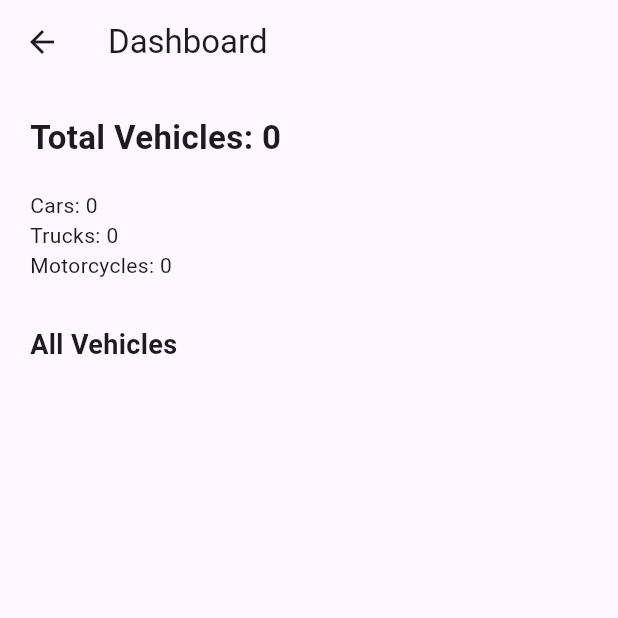
After one commit to tasneem-ratrout/vehicle-management-system, a Flutter app: the screen it shows after launch, after a tap on "Dashboard", on a phone screen of 412 x 824 dp, the top half of it. The commit adds this screen. Run offline on Flutter 3.47's test engine with Material 3 defaults, Android fonts, the phone set to English and light mode, and no system bars; our stand-ins replace dio, flutter_bloc, shared_preferences; network calls fail.

Commit message:
API integration, polling, error handling, dashboard, refresh

```diff
--- a/lib/bloc/vehicle/vehicle_state.dart
+++ b/lib/bloc/vehicle/vehicle_state.dart
@@ -20,7 +20,8 @@ class VehicleLoaded extends VehicleState {
   });
 }
 
-class VehicleError extends VehicleState {
-  final String message;
-  VehicleError(this.message);
-}
+class NetworkErrorState extends VehicleState {}
+
+class ServerErrorState extends VehicleState {}
+
+class TimeoutErrorState extends VehicleState {}
--- a/lib/repository/vehicle_repository.dart
+++ b/lib/repository/vehicle_repository.dart
@@ -4,8 +4,11 @@ import '../models/motorcycle.dart';
 import '../models/truck.dart';
 import '../models/enums.dart';
 import '../services/storage_service.dart';
+import '../services/vehicle_api_service.dart';
 
 class VehicleRepository {
+  final VehicleApiService api = VehicleApiService();
+
   final List<Car> _cars = [];
   final List<Truck> _trucks = [];
   final List<Motorcycle> _motorcycles = [];
@@ -15,30 +18,56 @@ class VehicleRepository {
   List<Motorcycle> get motorcycles => List.unmodifiable(_motorcycles);
 
   Future<void> loadVehicles() async {
-    final data = await StorageService.loadData();
+    try {
+      final data = await api.getVehicles();
 
-    _cars
-      ..clear()
-      ..addAll(data['cars'] as List<Car>);
+      _cars.clear();
+      _trucks.clear();
+      _motorcycles.clear();
 
-    _trucks
-      ..clear()
-      ..addAll(data['trucks'] as List<Truck>);
+      for (var item in data) {
+        switch (item['type']) {
+          case 'car':
+            _cars.add(Car.fromJson(item));
+            break;
+          case 'truck':
+            _trucks.add(Truck.fromJson(item));
+            break;
+          case 'motorcycle':
+            _motorcycles.add(Motorcycle.fromJson(item));
+            break;
+        }
+      }
 
-    _motorcycles
-      ..clear()
-      ..addAll(data['motorcycles'] as List<Motorcycle>);
+      await StorageService.saveData(
+        cars: _cars,
+        trucks: _trucks,
+        motorcycles: _motorcycles,
+      );
+    } catch (e) {
+      // 🔥 OFFLINE FALLBACK
+      final local = await StorageService.loadData();
+
+      _cars
+        ..clear()
+        ..addAll(local['cars']);
+
+      _trucks
+        ..clear()
+        ..addAll(local['trucks']);
+
+      _motorcycles
+        ..clear()
+        ..addAll(local['motorcycles']);
+    }
   }
 
-  Future<void> saveVehicles() async {
-    await StorageService.saveData(
-      cars: _cars,
-      trucks: _trucks,
-      motorcycles: _motorcycles,
-    );
-  }
+  Future<void> addVehicle(Automobile vehicle) async {
+    await api.addVehicle({
+      ...vehicle.toJson(),
+      "type": vehicle.runtimeType.toString().toLowerCase(),
+    });
 
-  void addVehicle(Automobile vehicle) {
     if (vehicle is Car) {
       _cars.add(vehicle);
     } else if (vehicle is Truck) {
@@ -48,7 +77,9 @@ class VehicleRepository {
     }
   }
 
-  void insertVehicleAt(int index, Automobile vehicle) {
+  Future<void> insertVehicleAt(int index, Automobile vehicle) async {
+    await addVehicle(vehicle);
+
     if (vehicle is Car) {
       _cars.insert(index, vehicle);
     } else if (vehicle is Truck) {
@@ -58,7 +89,9 @@ class VehicleRepository {
     }
   }
 
-  void updateVehicle(Automobile updated) {
+  Future<void> updateVehicle(Automobile updated) async {
+    await api.updateVehicle(updated.id, updated.toJson());
+
     if (updated is Car) {
       final i = _cars.indexWhere((e) => e.id == updated.id);
       if (i != -1) _cars[i] = updated;
@@ -71,7 +104,9 @@ class VehicleRepository {
     }
   }
 
-  void deleteVehicle(String id, VehicleType type) {
+  Future<void> deleteVehicle(String id, VehicleType type) async {
+    await api.deleteVehicle(id);
+
     switch (type) {
       case VehicleType.car:
         _cars.removeWhere((e) => e.id == id);
--- /dev/null
+++ b/lib/screens/dashboard_screen.dart
@@ -0,0 +1,105 @@
+import 'package:flutter/material.dart';
+import 'package:flutter_bloc/flutter_bloc.dart';
+
+import '../../bloc/vehicle/vehicle_bloc.dart';
+import '../../bloc/vehicle/vehicle_state.dart';
+import '../bloc/vehicle/vehicle_event.dart';
+
+class DashboardScreen extends StatelessWidget {
+  const DashboardScreen({super.key});
+
+  @override
+  Widget build(BuildContext context) {
+    return BlocBuilder<VehicleBloc, VehicleState>(
+      builder: (context, state) {
+        if (state is VehicleLoading || state is VehicleInitial) {
+          return const Scaffold(
+            body: Center(child: CircularProgressIndicator()),
+          );
+        }
+
+        if (state is NetworkErrorState) {
+          return const Scaffold(
+            body: Center(child: Text("No Internet")),
+          );
+        }
+
+        if (state is TimeoutErrorState) {
+          return const Scaffold(
+            body: Center(child: Text("Timeout")),
+          );
+        }
+
+        if (state is ServerErrorState) {
+          return const Scaffold(
+            body: Center(child: Text("Server Error")),
+          );
+        }
+
+        final data = state as VehicleLoaded;
+
+        final total = data.cars.length +
+            data.trucks.length +
+            data.motorcycles.length;
+
+        return Scaffold(
+          appBar: AppBar(
+            title: const Text("Dashboard"),
+          ),
+          body: Padding(
+            padding: const EdgeInsets.all(20),
+            child: Column(
+              crossAxisAlignment: CrossAxisAlignment.start,
+              children: [
+                /// 🔥 SUMMARY
+                Text(
+                  "Total Vehicles: $total",
+                  style: const TextStyle(fontSize: 22, fontWeight: FontWeight.bold),
+                ),
+                const SizedBox(height: 20),
+
+                Text("Cars: ${data.cars.length}"),
+                Text("Trucks: ${data.trucks.length}"),
+                Text("Motorcycles: ${data.motorcycles.length}"),
+
+                const SizedBox(height: 30),
+
+                /// 🔥 LIST (كل المركبات)
+                const Text(
+                  "All Vehicles",
+                  style: TextStyle(fontSize: 18, fontWeight: FontWeight.bold),
+                ),
+
+                const SizedBox(height: 10),
+
+                Expanded(
+                  child: RefreshIndicator(
+                    onRefresh: () async {
+                      context.read<VehicleBloc>().add(LoadVehiclesEvent());
+                    },
+                    child: ListView(
+                      children: [
+                        ...data.cars.map((c) => ListTile(
+                              title: Text("Car: ${c.model}"),
+                              subtitle: Text(c.manufactureCompany),
+                            )),
+                        ...data.trucks.map((t) => ListTile(
+                              title: Text("Truck: ${t.model}"),
+                              subtitle: Text(t.manufactureCompany),
+                            )),
+                        ...data.motorcycles.map((m) => ListTile(
+                              title: Text("Motorcycle: ${m.model}"),
+                              subtitle: Text(m.manufactureCompany),
+                            )),
+                      ],
+                    ),
+                  ),
+                ),
+              ],
+            ),
+          ),
+        );
+      },
+    );
+  }
+}
--- a/lib/screens/home_screen.dart
+++ b/lib/screens/home_screen.dart
@@ -7,7 +7,7 @@ import '../services/print_helpers.dart';
 import 'cars_screen.dart';
 import 'motorcycles_screen.dart';
 import 'trucks_screen.dart';
-
+import 'dashboard_screen.dart';
 class HomeScreen extends StatelessWidget {
   const HomeScreen({super.key});
 
@@ -53,11 +53,23 @@ class HomeScreen extends StatelessWidget {
           );
         }
 
-        if (state is VehicleError) {
-          return Scaffold(
-            body: Center(child: Text(state.message)),
-          );
-        }
+       if (state is NetworkErrorState) {
+  return const Scaffold(
+    body: Center(child: Text("No Internet Connection")),
+  );
+}
+
+if (state is TimeoutErrorState) {
+  return const Scaffold(
+    body: Center(child: Text("Request Timeout")),
+  );
+}
+
+if (state is ServerErrorState) {
+  return const Scaffold(
+    body: Center(child: Text("Server Error")),
+  );
+}
 
         final loaded = state as VehicleLoaded;
 
@@ -129,6 +141,21 @@ class HomeScreen extends StatelessWidget {
                       child: Text("Motorcycles (${loaded.motorcycles.length})"),
                     ),
                   ),
+
+                  const SizedBox(height: 20),
+
+SizedBox(
+  width: 250,
+  child: ElevatedButton(
+    onPressed: () {
+      Navigator.push(
+        context,
+        MaterialPageRoute(builder: (_) => const DashboardScreen()),
+      );
+    },
+    child: const Text("Dashboard"),
+  ),
+),
                 ],
               ),
             ),
--- /dev/null
+++ b/lib/services/vehicle_api_service.dart
@@ -0,0 +1,28 @@
+import 'package:dio/dio.dart';
+
+class VehicleApiService {
+  final Dio _dio = Dio(
+    BaseOptions(
+      baseUrl: "https://mocki.io/v1", // مؤقت
+      connectTimeout: const Duration(seconds: 5),
+      receiveTimeout: const Duration(seconds: 5),
+    ),
+  );
+
+  Future<List<dynamic>> getVehicles() async {
+    final res = await _dio.get("/vehicles");
+    return res.data;
+  }
+
+  Future<void> addVehicle(Map<String, dynamic> data) async {
+    await _dio.post("/vehicles", data: data);
+  }
+
+  Future<void> updateVehicle(String id, Map<String, dynamic> data) async {
+    await _dio.put("/vehicles/$id", data: data);
+  }
+
+  Future<void> deleteVehicle(String id) async {
+    await _dio.delete("/vehicles/$id");
+  }
+}
--- a/pubspec.yaml
+++ b/pubspec.yaml
@@ -33,6 +33,7 @@ dependencies:
   flutter_bloc: ^8.1.6
   equatable: ^2.0.5
   shared_preferences: ^2.2.3
+  dio: ^5.4.0
 
 dev_dependencies:
   flutter_test:
```
Also changed, not shown: lib/bloc/vehicle/vehicle_bloc.dart (+49 -52 lines), lib/screens/cars_screen.dart (+29 -6 lines), lib/screens/motorcycles_screen.dart (+30 -6 lines), lib/screens/trucks_screen.dart (+30 -6 lines), pubspec.lock.
